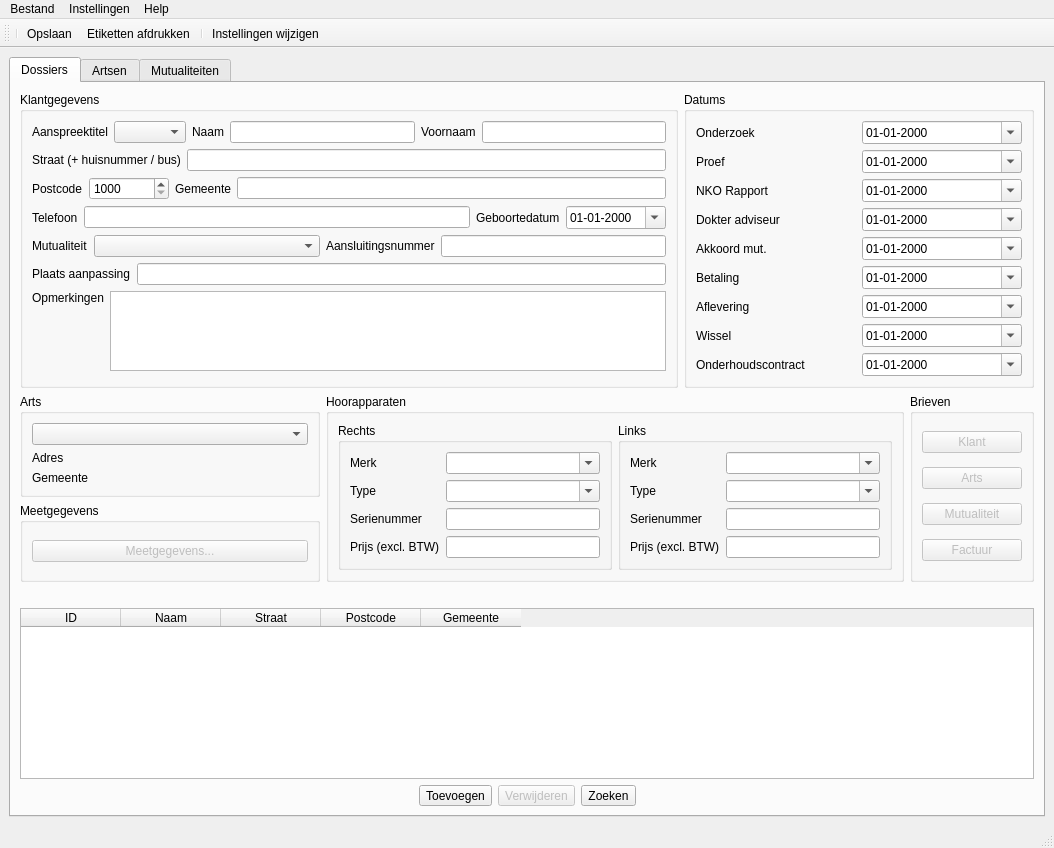
First picture: the form in AudioAdmin/ui/universum.ui, repository Roelio81/audioadmin, before the edit.
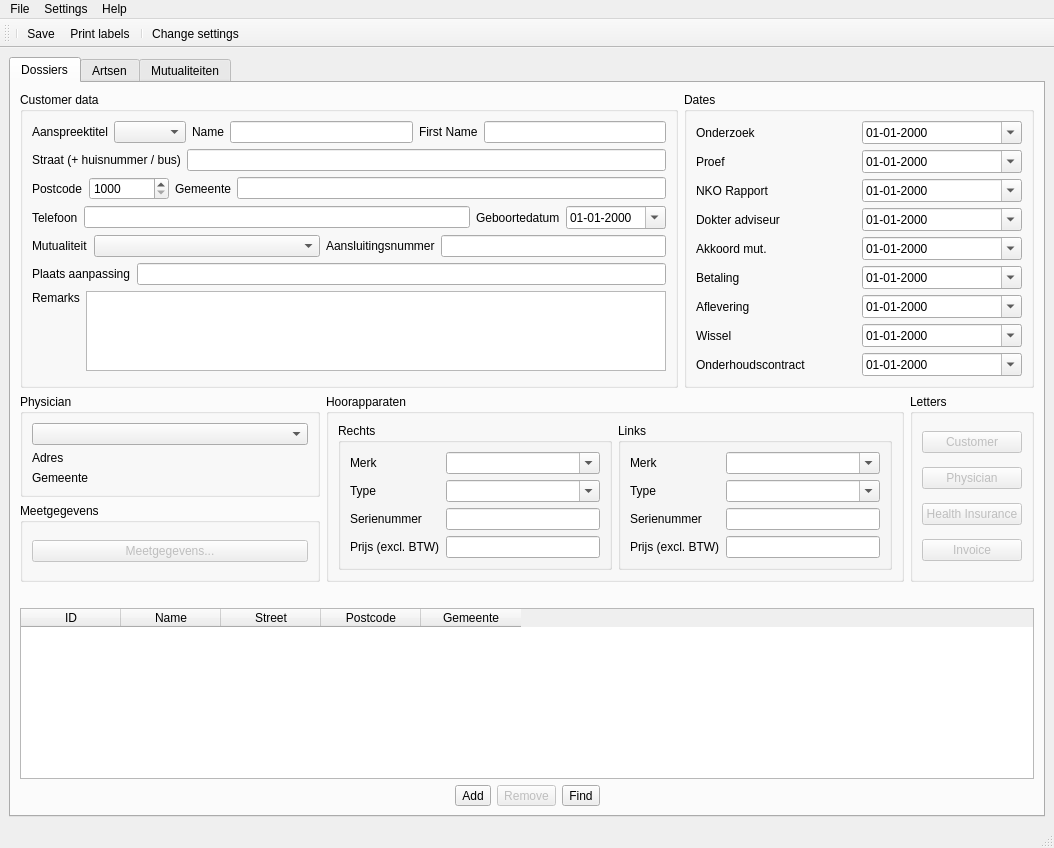
Second picture: the form after the edit. Icons and pictures are not drawn.

Commit message: Vraag bevestiging bij verwijderen van records + eerste stappen qua i18n en l10n

```diff
--- a/AudioAdmin/ui/universum.ui
+++ b/AudioAdmin/ui/universum.ui
@@ -46,7 +46,7 @@
              </sizepolicy>
             </property>
             <property name="title">
-             <string>Klantgegevens</string>
+             <string>Customer data</string>
             </property>
             <layout class="QVBoxLayout" name="verticalLayout">
              <item>
@@ -64,7 +64,7 @@
                <item>
                 <widget class="QLabel" name="l_klantNaam">
                  <property name="text">
-                  <string>Naam</string>
+                  <string>Name</string>
                  </property>
                 </widget>
                </item>
@@ -74,7 +74,7 @@
                <item>
                 <widget class="QLabel" name="l_klantVoornaam">
                  <property name="text">
-                  <string>Voornaam</string>
+                  <string>First Name</string>
                  </property>
                 </widget>
                </item>
@@ -247,7 +247,7 @@
                <item>
                 <widget class="QLabel" name="l_klantOpmerkingen">
                  <property name="text">
-                  <string>Opmerkingen</string>
+                  <string>Remarks</string>
                  </property>
                  <property name="alignment">
                   <set>Qt::AlignLeading|Qt::AlignLeft|Qt::AlignTop</set>
@@ -290,7 +290,7 @@
              </size>
             </property>
             <property name="title">
-             <string>Datums</string>
+             <string>Dates</string>
             </property>
             <layout class="QGridLayout" name="gridLayout_2">
              <item row="0" column="1">
@@ -464,7 +464,7 @@
                </size>
               </property>
               <property name="title">
-               <string>Arts</string>
+               <string>Physician</string>
               </property>
               <layout class="QGridLayout" name="gridLayout_6">
                <item row="0" column="0">
@@ -640,7 +640,7 @@
           <item>
            <widget class="QGroupBox" name="g_brieven">
             <property name="title">
-             <string>Brieven</string>
+             <string>Letters</string>
             </property>
             <layout class="QGridLayout" name="gridLayout_7">
              <item row="0" column="0">
@@ -661,7 +661,7 @@
                 </size>
                </property>
                <property name="text">
-                <string>Klant</string>
+                <string>Customer</string>
                </property>
               </widget>
              </item>
@@ -683,7 +683,7 @@
                 </size>
                </property>
                <property name="text">
-                <string>Arts</string>
+                <string>Physician</string>
                </property>
               </widget>
              </item>
@@ -705,7 +705,7 @@
                 </size>
                </property>
                <property name="text">
-                <string>Mutualiteit</string>
+                <string>Health Insurance</string>
                </property>
               </widget>
              </item>
@@ -727,7 +727,7 @@
                 </size>
                </property>
                <property name="text">
-                <string>Factuur</string>
+                <string>Invoice</string>
                </property>
               </widget>
              </item>
@@ -770,12 +770,12 @@
           </column>
           <column>
            <property name="text">
-            <string>Naam</string>
+            <string>Name</string>
            </property>
           </column>
           <column>
            <property name="text">
-            <string>Straat</string>
+            <string>Street</string>
            </property>
           </column>
           <column>
@@ -808,7 +808,7 @@
           <item>
            <widget class="QToolButton" name="b_dossierToevoegen">
             <property name="text">
-             <string>Toevoegen</string>
+             <string>Add</string>
             </property>
             <property name="icon">
              <iconset>
@@ -823,7 +823,7 @@
              <bool>false</bool>
             </property>
             <property name="text">
-             <string>Verwijderen</string>
+             <string>Remove</string>
             </property>
             <property name="icon">
              <iconset>
@@ -835,7 +835,7 @@
           <item>
            <widget class="QToolButton" name="b_dossierZoeken">
             <property name="text">
-             <string>Zoeken</string>
+             <string>Find</string>
             </property>
             <property name="icon">
              <iconset>
@@ -1437,7 +1437,7 @@
    </property>
    <widget class="QMenu" name="menuBestand">
     <property name="title">
-     <string>Bestand</string>
+     <string>File</string>
     </property>
     <addaction name="actionBewaren"/>
     <addaction name="actionEtikettenAfdrukken"/>
@@ -1452,7 +1452,7 @@
    </widget>
    <widget class="QMenu" name="menuInstellingen">
     <property name="title">
-     <string>Instellingen</string>
+     <string>Settings</string>
     </property>
     <addaction name="actionInstellingen_wijzigen"/>
    </widget>
@@ -1483,7 +1483,7 @@
      <normaloff>:/icons/filesave-64.png</normaloff>:/icons/filesave-64.png</iconset>
    </property>
    <property name="text">
-    <string>Opslaan</string>
+    <string>Save</string>
    </property>
    <property name="shortcut">
     <string>Ctrl+S</string>
@@ -1495,7 +1495,7 @@
      <normaloff>:/icons/agt_print-64.png</normaloff>:/icons/agt_print-64.png</iconset>
    </property>
    <property name="text">
-    <string>Etiketten afdrukken...</string>
+    <string>Print labels...</string>
    </property>
    <property name="shortcut">
     <string>Ctrl+P</string>
@@ -1520,7 +1520,7 @@
      <normaloff>:/icons/advancedsettings-64.png</normaloff>:/icons/advancedsettings-64.png</iconset>
    </property>
    <property name="text">
-    <string>Instellingen wijzigen...</string>
+    <string>Change settings...</string>
    </property>
    <property name="shortcut">
     <string>F6</string>
```
Left out of the diff: 67 changed lines with no effect on the pictures. The commit also changes 4 other files.
